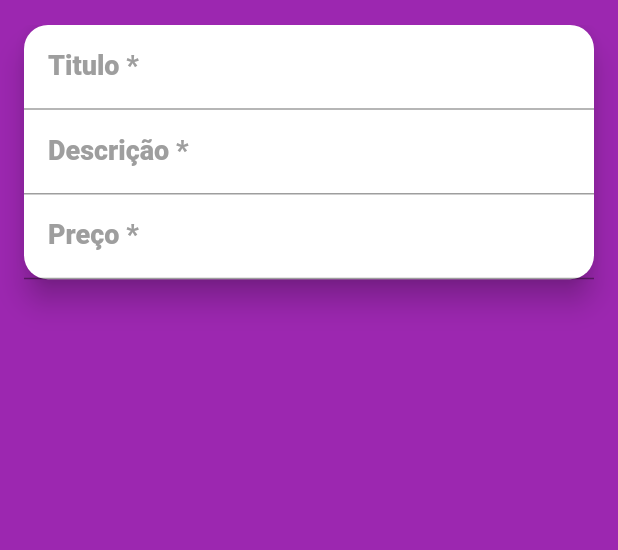
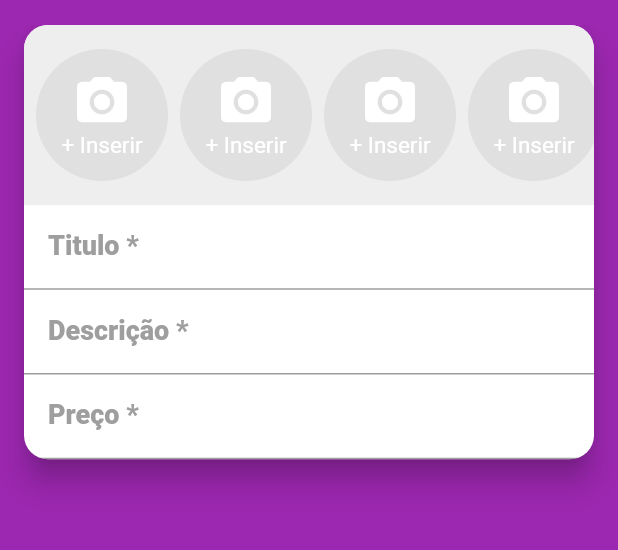
Before and after one commit to leomoreira597/XLO, a Flutter app: the screen it shows after launch, swiped to page 2, on a phone screen of 412 x 824 dp, the part 59-609 px from its top. Run offline on Flutter 3.47's test engine with Material 2 defaults, Android fonts, the phone set to English and light mode, and no system bars; our stand-ins replace brasil_fields, flutter_mobx, get_it, mobx, parse_server_sdk_flutter; accounts and stored records are empty; generated files the repository leaves out were written again.

```diff
--- /dev/null
+++ b/lib/componets/imagesfield.dart
@@ -0,0 +1,55 @@
+import 'dart:io';
+
+import 'package:flutter/cupertino.dart';
+import 'package:flutter/material.dart';
+import 'package:xlo_mobx/componets/image_source_modal.dart';
+
+class ImagesField extends StatelessWidget {
+  const ImagesField({Key? key}) : super(key: key);
+
+  @override
+  Widget build(BuildContext context) {
+    return Container(
+      color: Colors.grey[200],
+      height: 120,
+      child: ListView.builder(
+        scrollDirection: Axis.horizontal,
+        itemCount: 5,
+        itemBuilder: (_, index) {
+          return Padding(
+            padding: const EdgeInsets.fromLTRB(8, 8, 0, 8),
+            child: GestureDetector(
+              onTap: () {
+                  showCupertinoModalPopup(
+                    context: context,
+                    builder: (_) => ImageSourceModel(),
+                  );
+              },
+              child: CircleAvatar(
+                radius: 44,
+                backgroundColor: Colors.grey[300],
+                child: Column(
+                  mainAxisAlignment: MainAxisAlignment.center,
+                  children: [
+                    Icon(
+                      Icons.camera_alt,
+                      size: 40,
+                      color: Colors.white,
+                    ),
+                    Text(
+                      '+ Inserir',
+                      style: TextStyle(
+                        color: Colors.white,
+                        fontSize: 15,
+                      ),
+                    ),
+                  ],
+                ),
+              ),
+            ),
+          );
+        },
+      ),
+    );
+  }
+}
--- a/lib/ui/create_screen.dart
+++ b/lib/ui/create_screen.dart
@@ -3,6 +3,7 @@ import 'package:flutter/cupertino.dart';
 import 'package:flutter/material.dart';
 import 'package:flutter/services.dart';
 import 'package:xlo_mobx/componets/custom_drawer/custom_drawer.dart';
+import 'package:xlo_mobx/componets/imagesfield.dart';
 
 class CreateScreen extends StatelessWidget {
   const CreateScreen({Key? key}) : super(key: key);
@@ -24,6 +25,7 @@ class CreateScreen extends StatelessWidget {
         centerTitle: true,
       ),
       body: Card(
+        clipBehavior: Clip.antiAlias,
         margin: EdgeInsets.symmetric(horizontal: 16),
         shape: RoundedRectangleBorder(
           borderRadius: BorderRadius.circular(16),
@@ -32,6 +34,7 @@ class CreateScreen extends StatelessWidget {
         child: Column(
           mainAxisSize: MainAxisSize.min,
           children: [
+            ImagesField(),
             TextFormField(
               decoration: InputDecoration(
                   labelText: 'Titulo *',
```
Also changed, not shown: lib/componets/image_source_modal.dart (added, +37 -0 lines).
